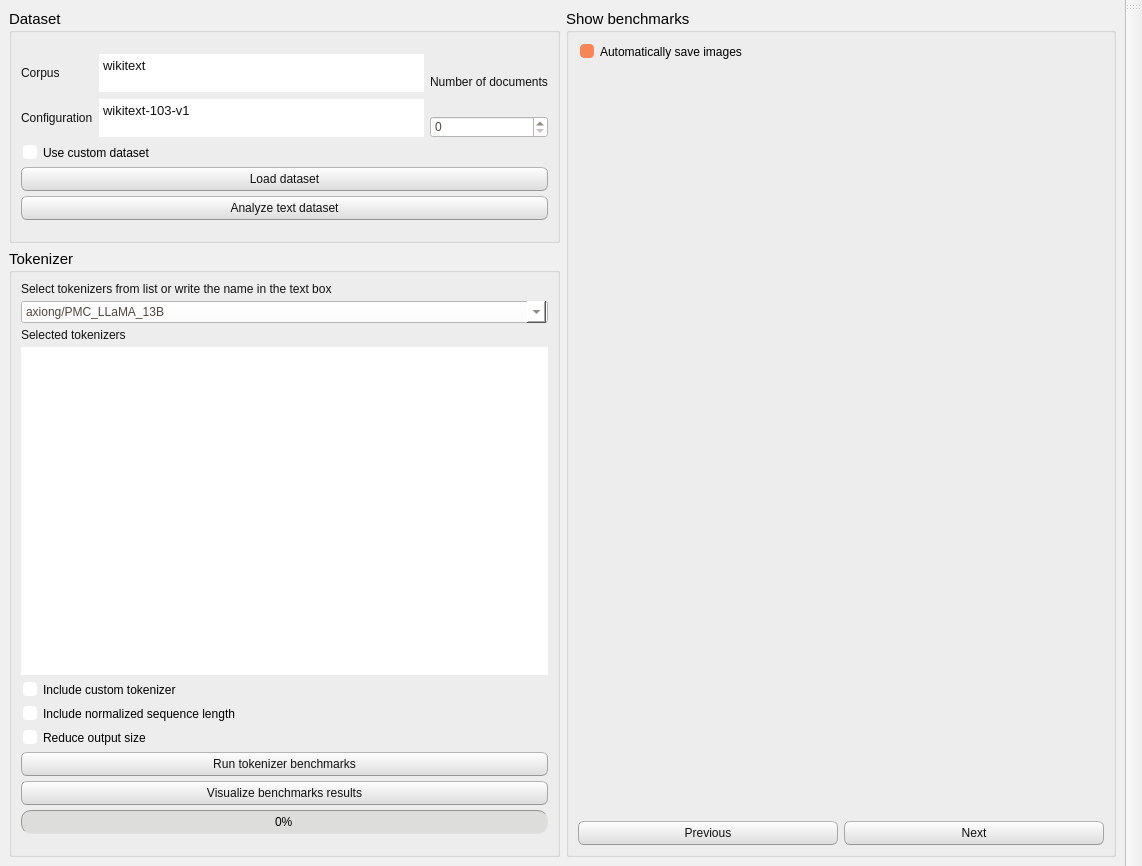
First picture: the form in TokenBenchy/commons/interface/layout/window_layout.ui, repository CTCycle/TKBEN-tokenizers-benchmarker, before the edit.
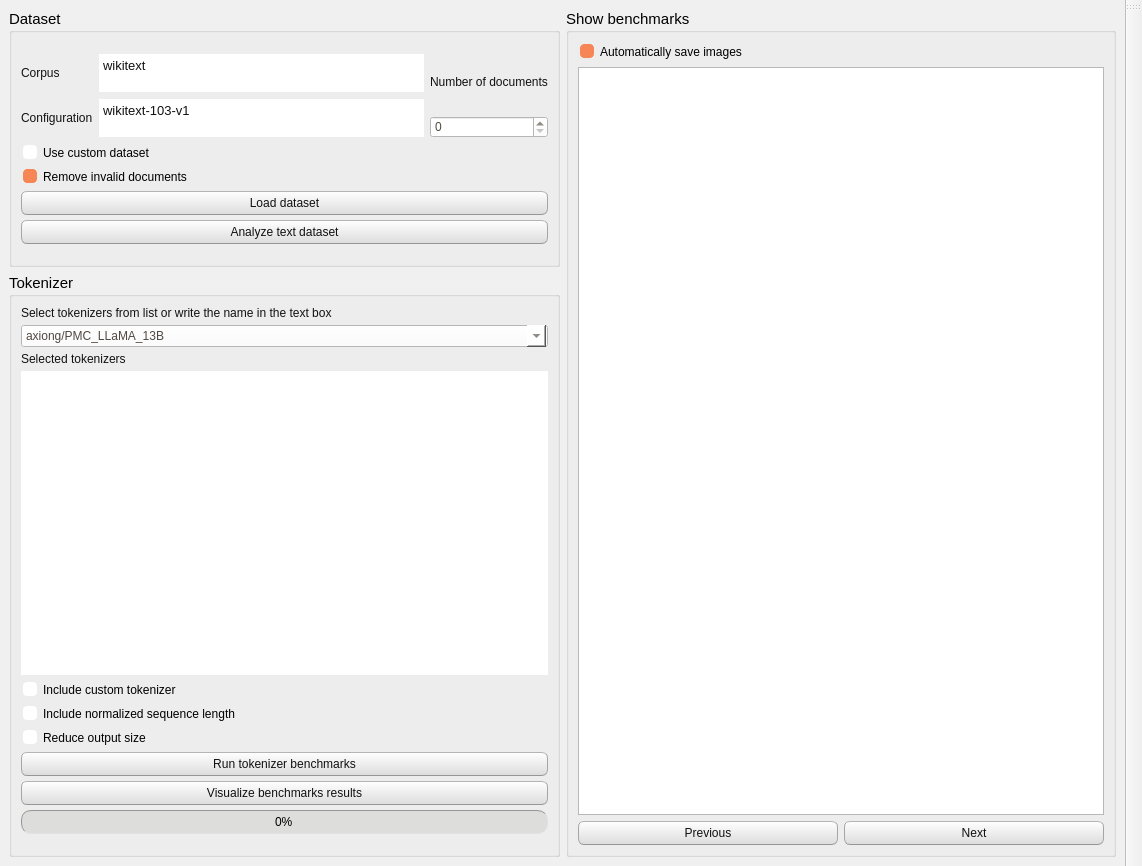
Second picture: the form after the edit.

Commit message: connected QGrahpicView vìwidget to get images from benchamrk results

Patch:
```diff
--- a/TokenBenchy/commons/interface/layout/window_layout.ui
+++ b/TokenBenchy/commons/interface/layout/window_layout.ui
@@ -536,7 +536,7 @@
           <property name="title">
            <string>Dataset</string>
           </property>
-          <layout class="QVBoxLayout" name="verticalLayout_4" stretch="1,1,1,4">
+          <layout class="QVBoxLayout" name="verticalLayout_4" stretch="1,1,0,1,4">
            <property name="spacing">
             <number>5</number>
            </property>
@@ -640,6 +640,16 @@
              </property>
             </widget>
            </item>
+           <item>
+            <widget class="QCheckBox" name="removeInvalid">
+             <property name="text">
+              <string>Remove invalid documents</string>
+             </property>
+             <property name="checked">
+              <bool>true</bool>
+             </property>
+            </widget>
+           </item>
            <item>
             <widget class="QPushButton" name="loadDataset">
              <property name="text">
@@ -804,17 +814,11 @@
            </property>
           </widget>
          </item>
+         <item>
+          <widget class="QGraphicsView" name="graphicsView"/>
+         </item>
          <item>
           <layout class="QVBoxLayout" name="verticalLayout_5">
-           <item>
-            <widget class="QStackedWidget" name="stackedWidget">
-             <property name="currentIndex">
-              <number>0</number>
-             </property>
-             <widget class="QWidget" name="page"/>
-             <widget class="QWidget" name="page_2"/>
-            </widget>
-           </item>
            <item>
             <layout class="QHBoxLayout" name="horizontalLayout_3">
              <item>
```
The commit also changes 5 other files.
